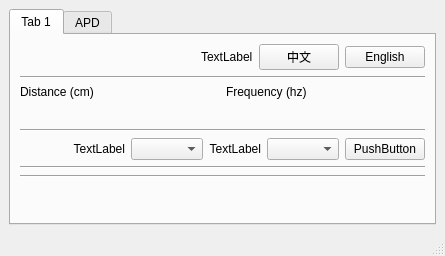
codincodee/tf03_sdk, file tf03_setup/main_window.ui: the form before one commit.
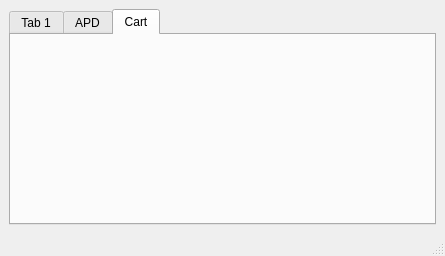
The form after the commit. Icons and pictures are not drawn.

```diff
--- a/tf03_setup/main_window.ui
+++ b/tf03_setup/main_window.ui
@@ -25,7 +25,7 @@
     <item row="1" column="0">
      <widget class="QTabWidget" name="tabWidget">
       <property name="currentIndex">
-       <number>0</number>
+       <number>2</number>
       </property>
       <widget class="QWidget" name="tab">
        <attribute name="title">
@@ -366,6 +366,16 @@
         </item>
        </layout>
       </widget>
+      <widget class="QWidget" name="tab_3">
+       <attribute name="title">
+        <string>Cart</string>
+       </attribute>
+       <layout class="QGridLayout" name="gridLayout_11">
+        <item row="0" column="0">
+         <layout class="QVBoxLayout" name="CartPageVerticalLayout"/>
+        </item>
+       </layout>
+      </widget>
      </widget>
     </item>
    </layout>
```
